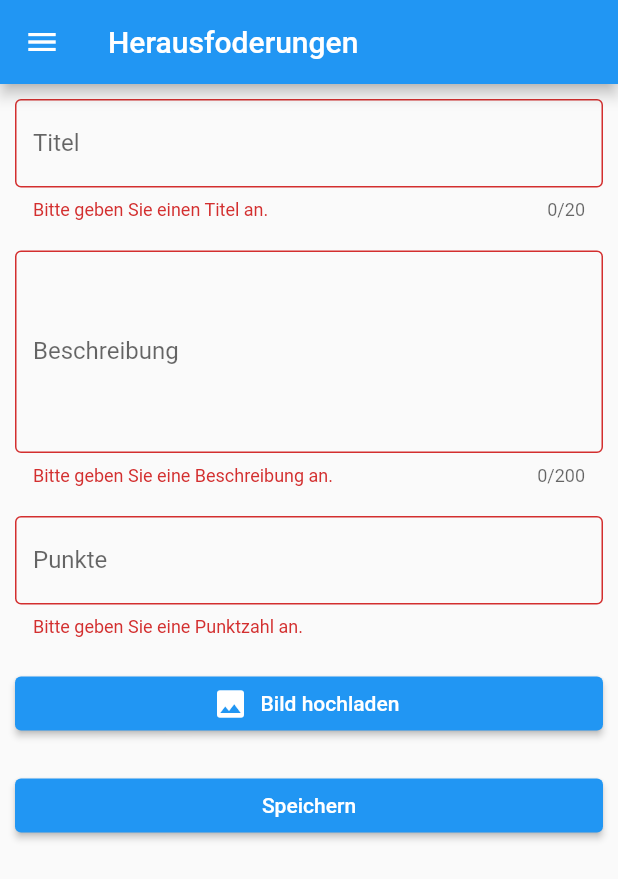
After one commit to Enyaa/MasterProjekt, a Flutter app: the ChallengeCreate screen opened by its route, after a tap on "Speichern", on a phone screen of 412 x 824 dp. The commit adds this screen. Shown: the top 879 px of the screen. Run offline on Flutter 3.47's test engine with Material 2 defaults, Android fonts, the phone set to English and light mode, and no system bars; our stand-ins replace cloud_firestore, firebase_auth, firebase_core, firebase_storage, image_picker; accounts and stored records are empty.

Commit message:
+ added all challenge screens + create with img todo: check if loading is working after Leon changed user doc ids to uid

```diff
--- /dev/null
+++ b/lib/Screens/challenge-create.dart
@@ -0,0 +1,179 @@
+import 'dart:io';
+
+import 'package:cloud_firestore/cloud_firestore.dart';
+import 'package:firebase_storage/firebase_storage.dart';
+import 'package:flutter/cupertino.dart';
+import 'package:flutter/material.dart';
+import 'package:image_picker/image_picker.dart';
+import 'package:intl/date_symbol_data_local.dart';
+import 'package:master_projekt/drawer.dart';
+import 'package:uuid/uuid.dart';
+
+class ChallengeCreate extends StatefulWidget {
+  const ChallengeCreate({Key? key}) : super(key: key);
+
+  @override
+  _ChallengeCreateState createState() => _ChallengeCreateState();
+}
+
+class _ChallengeCreateState extends State<ChallengeCreate> {
+  String? imgUrl;
+  String? filename;
+  var uid = Uuid().v4();
+
+  @override
+  void initState() {
+    super.initState();
+  }
+
+  @override
+  Widget build(BuildContext context) {
+    FirebaseFirestore firestore = FirebaseFirestore.instance;
+    CollectionReference challenges = firestore.collection('challenges');
+
+    final GlobalKey<FormState> _formKey = GlobalKey<FormState>();
+    final titleController = TextEditingController();
+    final descriptionController = TextEditingController();
+    final xpController = TextEditingController();
+
+    Future<void> addChallenge(title, description, xp, imgUrl) {
+      initializeDateFormatting('de', null);
+      return challenges
+          .add({
+            'title': title,
+            'id': uid,
+            'description': description,
+            'xp': int.parse(xp),
+            'finished': <String>[],
+            'user': '',
+            'imgUrl': imgUrl
+          })
+          .then((value) => print("Challenge added"))
+          .catchError((error) => print("Failed to add challenge: $error"));
+    }
+
+    _imgFromGallery() async {
+      final storage = FirebaseStorage.instance;
+      final picker = ImagePicker();
+      var image;
+
+      image = await picker.pickImage(source: ImageSource.gallery);
+      var file = File(image.path);
+
+      var snapshot = storage.ref().child(uid + '.jpg').putFile(file);
+      var downloadUrl = await (await snapshot).ref.getDownloadURL();
+
+      setState(() {
+        imgUrl = downloadUrl;
+      });
+    }
+
+    return WillPopScope(
+        onWillPop: () async {
+          bool willLeave = false;
+          // show the confirm dialog
+          await showDialog(
+              context: context,
+              builder: (_) => AlertDialog(
+                    title: Text('Go back to Homepage?'),
+                    actions: [
+                      ElevatedButton(
+                          onPressed: () {
+                            willLeave = false;
+                            Navigator.of(context).pop();
+                            Navigator.pushReplacementNamed(context, '/');
+                          },
+                          child: Text('Yes')),
+                      TextButton(
+                          onPressed: () => Navigator.of(context).pop(),
+                          child: Text('No'))
+                    ],
+                  ));
+          return willLeave;
+        },
+        child: Scaffold(
+            appBar: AppBar(title: const Text('Herausfoderungen')),
+            drawer: MyDrawer(),
+            body: Form(
+                key: _formKey,
+                child: Container(
+                  margin: const EdgeInsets.all(10),
+                  child: ListView(
+                    children: [
+                      TextFormField(
+                        controller: titleController,
+                        maxLength: 20,
+                        decoration: const InputDecoration(
+                            border: OutlineInputBorder(),
+                            hintText: 'Titel',
+                            labelText: 'Titel'),
+                        validator: (value) {
+                          if (value == null || value.isEmpty) {
+                            return 'Bitte geben Sie einen Titel an.';
+                          }
+                          return null;
+                        },
+                      ),
+                      Padding(
+                        padding: EdgeInsets.all(10),
+                      ),
+                      TextFormField(
+                        controller: descriptionController,
+                        maxLines: 5,
+                        maxLength: 200,
+                        decoration: const InputDecoration(
+                            border: OutlineInputBorder(),
+                            hintText: 'Beschreibung',
+                            labelText: 'Beschreibung'),
+                        validator: (value) {
+                          if (value == null || value.isEmpty) {
+                            return 'Bitte geben Sie eine Beschreibung an.';
+                          }
+                          return null;
+                        },
+                      ),
+                      Padding(
+                        padding: EdgeInsets.all(10),
+                      ),
+                      TextFormField(
+                        controller: xpController,
+                        decoration: const InputDecoration(
+                            border: OutlineInputBorder(),
+                            hintText: 'Punkte',
+                            labelText: 'Punkte'),
+                        validator: (value) {
+                          if (value == null || value.isEmpty) {
+                            return 'Bitte geben Sie eine Punktzahl an.';
+                          }
+                        },
+                      ),
+                      Padding(
+                        padding: EdgeInsets.all(10),
+                      ),
+                      ElevatedButton.icon(
+                          onPressed: _imgFromGallery,
+                          icon: Icon(Icons.image),
+                          label: Text('Bild hochladen')
+                      ),
+                      Padding(
+                        padding: EdgeInsets.all(10),
+                      ),
+                      ElevatedButton(
+                          onPressed: () {
+                            if (_formKey.currentState!.validate()) {
+                              _formKey.currentState!.save();
+                              addChallenge(
+                                  titleController.text,
+                                  descriptionController.text,
+                                  xpController.text,
+                                  imgUrl);
+                              Navigator.pushReplacementNamed(
+                                  context, '/challenges');
+                            }
+                          },
+                          child: Text('Speichern'))
+                    ],
+                  ),
+                ))));
+  }
+}
--- a/pubspec.yaml
+++ b/pubspec.yaml
@@ -26,7 +26,9 @@ dependencies:
   firebase_core: "^1.6.0"
   cloud_firestore: "^2.5.3"
   firebase_auth: "^3.1.1"
-
+  firebase_storage: "^10.0.5"
+  image_picker: "^0.8.4"
+  uuid: "^3.0.5"
 
   # The following adds the Cupertino Icons font to your application.
   # Use with the CupertinoIcons class for iOS style icons.
```
Also changed, not shown: lib/Screens/challenge-detail.dart (added, +92 -0 lines), lib/Screens/challenges.dart (+98 -5 lines), lib/main.dart (+5 -2 lines), pubspec.lock.
